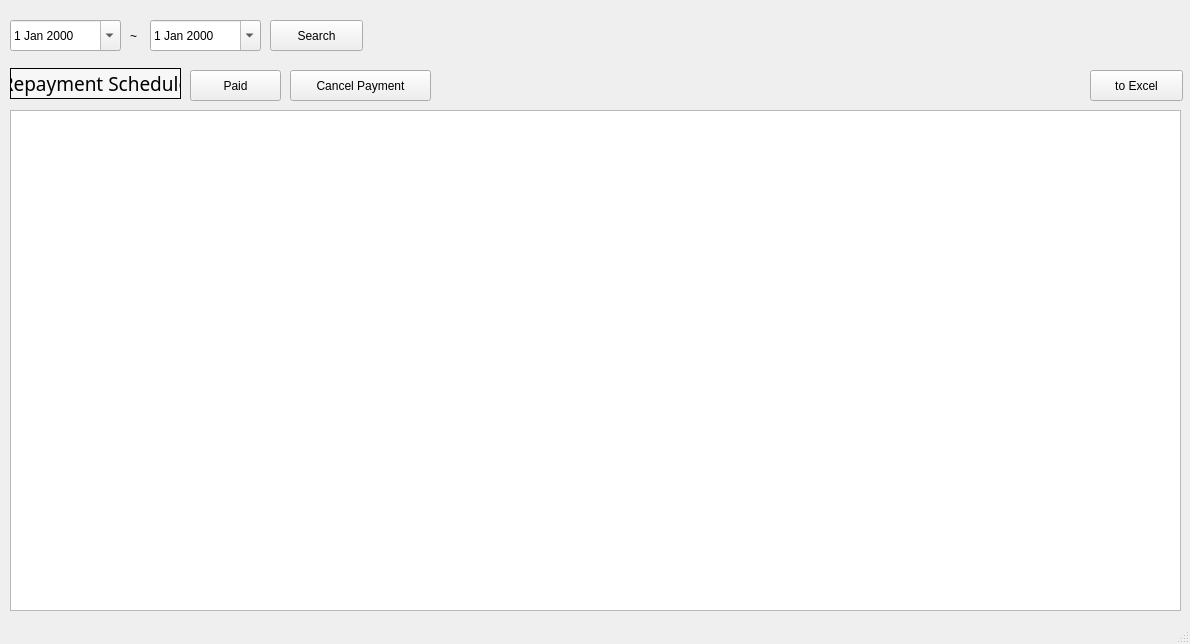
Before: the Qt Designer form src/pages/repayment/repayment_search.ui in DY-Microfinance-Customer-Management/dymf-algorithm, drawn with Qt 5.
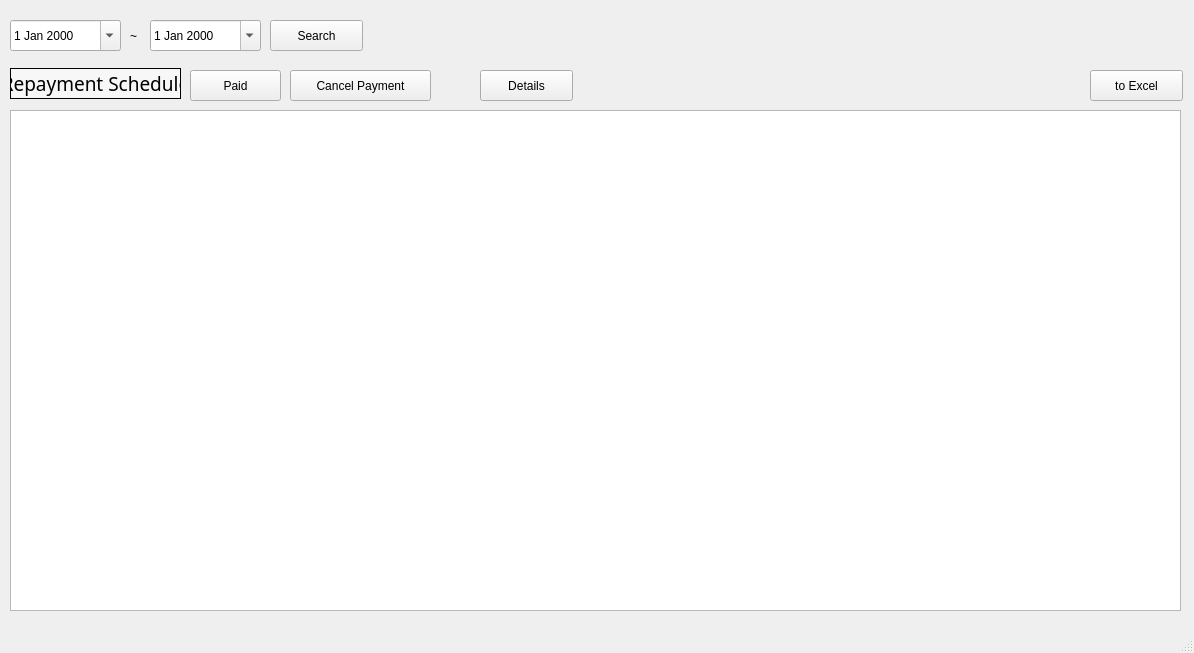
After: the same form once the commit is applied.

```diff
--- a/src/pages/repayment/repayment_search.ui
+++ b/src/pages/repayment/repayment_search.ui
@@ -6,8 +6,8 @@
    <rect>
     <x>0</x>
     <y>0</y>
-    <width>1190</width>
-    <height>644</height>
+    <width>1194</width>
+    <height>653</height>
    </rect>
   </property>
   <property name="windowTitle">
@@ -154,6 +154,19 @@
      <string>Search</string>
     </property>
    </widget>
+   <widget class="QPushButton" name="detailsButton">
+    <property name="geometry">
+     <rect>
+      <x>480</x>
+      <y>70</y>
+      <width>93</width>
+      <height>31</height>
+     </rect>
+    </property>
+    <property name="text">
+     <string>Details</string>
+    </property>
+   </widget>
   </widget>
   <widget class="QStatusBar" name="statusbar"/>
  </widget>
```
